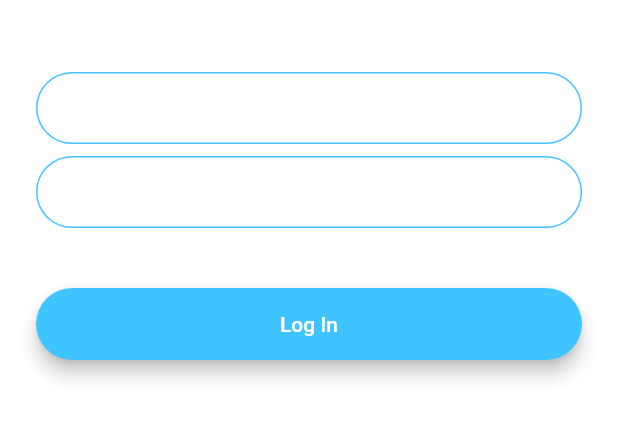
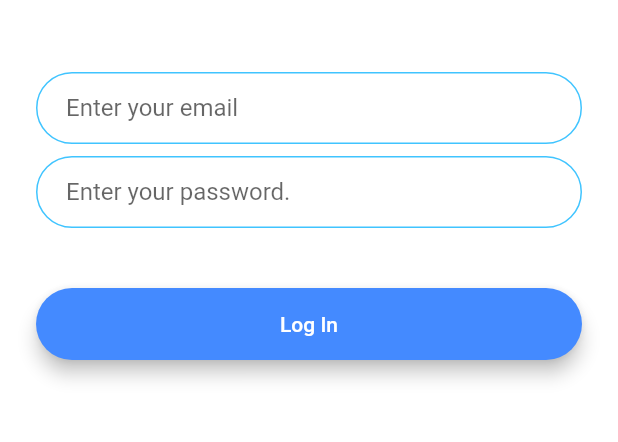
Before and after one commit to dtr-beast/Flash-Chat, a Flutter app: the screen it shows after launch, after a tap on "Log In", on a phone screen of 412 x 824 dp, the part 576-1018 px from its top. Run offline on Flutter 3.47's test engine with Material 2 defaults, Android fonts, the phone set to English and light mode, and no system bars; our stand-ins replace animated_text_kit.

Commit message:
Refactored Login Buttons and Text Widgets

```diff
--- /dev/null
+++ b/lib/components.dart
@@ -0,0 +1,32 @@
+import 'package:flutter/material.dart';
+
+class RoundedButton extends StatelessWidget {
+  final Color color;
+  final String title;
+  final Function onPressed;
+
+  const RoundedButton({this.color, this.title, @required this.onPressed});
+
+  @override
+  Widget build(BuildContext context) {
+    return Padding(
+      padding: EdgeInsets.symmetric(vertical: 16.0),
+      child: Material(
+        elevation: 5.0,
+        color: color,
+        borderRadius: BorderRadius.circular(30.0),
+        child: MaterialButton(
+          onPressed: onPressed,
+          minWidth: 200.0,
+          height: 42.0,
+          child: Text(
+            title,
+            style: TextStyle(
+              color: Colors.white,
+            ),
+          ),
+        ),
+      ),
+    );
+  }
+}
--- a/lib/main.dart
+++ b/lib/main.dart
@@ -12,11 +12,6 @@
   @override
   Widget build(BuildContext context) {
     return MaterialApp(
-      theme: ThemeData.dark().copyWith(
-        textTheme: TextTheme(
-          bodyText2: TextStyle(color: Colors.black54),
-        ),
-      ),
       initialRoute: kWelcome,
       routes: {
         kWelcome: (context) => WelcomeScreen(),
--- a/lib/screens/login_screen.dart
+++ b/lib/screens/login_screen.dart
@@ -1,3 +1,4 @@
+import 'package:flash_chat/components.dart';
 import 'package:flutter/material.dart';
 
 class LoginScreen extends StatefulWidget {
@@ -78,24 +79,11 @@
             SizedBox(
               height: 24.0,
             ),
-            Padding(
-              padding: EdgeInsets.symmetric(vertical: 16.0),
-              child: Material(
-                color: Colors.lightBlueAccent,
-                borderRadius: BorderRadius.all(Radius.circular(30.0)),
-                elevation: 5.0,
-                child: MaterialButton(
-                  onPressed: () {
-                    //Implement login functionality.
-                  },
-                  minWidth: 200.0,
-                  height: 42.0,
-                  child: Text(
-                    'Log In',
-                  ),
-                ),
-              ),
-            ),
+            RoundedButton(
+              title: 'Log In',
+              color: Colors.blueAccent,
+              onPressed: () {},
+            )
           ],
         ),
       ),
--- a/lib/screens/welcome_screen.dart
+++ b/lib/screens/welcome_screen.dart
@@ -1,5 +1,8 @@
+import 'package:animated_text_kit/animated_text_kit.dart';
 import 'package:flash_chat/constants.dart';
 import 'package:flutter/material.dart';
+
+import '../components.dart';
 
 class WelcomeScreen extends StatefulWidget {
   @override
@@ -64,11 +67,12 @@
                     height: 60.0,
                   ),
                 ),
-                Text(
-                  'Flash Chat',
-                  style: TextStyle(
+                TypewriterAnimatedTextKit(
+                  text: ['Flash Chat'],
+                  textStyle: TextStyle(
                     fontSize: 45.0,
                     fontWeight: FontWeight.w900,
+                    color: Colors.purple[300],
                   ),
                 ),
               ],
@@ -76,42 +80,19 @@
             SizedBox(
               height: 48.0,
             ),
-            Padding(
-              padding: EdgeInsets.symmetric(vertical: 16.0),
-              child: Material(
-                elevation: 5.0,
+            RoundedButton(
+              title: 'Log In',
               color: Colors.lightBlueAccent,
-                borderRadius: BorderRadius.circular(30.0),
-                child: MaterialButton(
               onPressed: () {
                 Navigator.pushNamed(context, kLogin);
               },
-                  minWidth: 200.0,
-                  height: 42.0,
-                  child: Text(
-                    'Log In',
             ),
-                ),
-              ),
-            ),
-            Padding(
-              padding: EdgeInsets.symmetric(vertical: 16.0),
-              child: Material(
+            RoundedButton(
                 color: Colors.blueAccent,
-                borderRadius: BorderRadius.circular(30.0),
-                elevation: 5.0,
-                child: MaterialButton(
+                title: 'Register',
                 onPressed: () {
                   Navigator.pushNamed(context, kRegistration);
-                  },
-                  minWidth: 200.0,
-                  height: 42.0,
-                  child: Text(
-                    'Register',
-                  ),
-                ),
-              ),
-            ),
+                })
           ],
         ),
       ),
--- a/pubspec.yaml
+++ b/pubspec.yaml
@@ -11,6 +11,7 @@
     sdk: flutter
 
   cupertino_icons: ^0.1.2
+  animated_text_kit: ^3.1.0
 
 dev_dependencies:
   flutter_test:
```
Also changed, not shown: lib/constants.dart (+16 -0 lines), lib/screens/registration_screen.dart (+8 -51 lines), pubspec.lock, 2 other files. Lines whose indentation alone changed are shown as unchanged.
